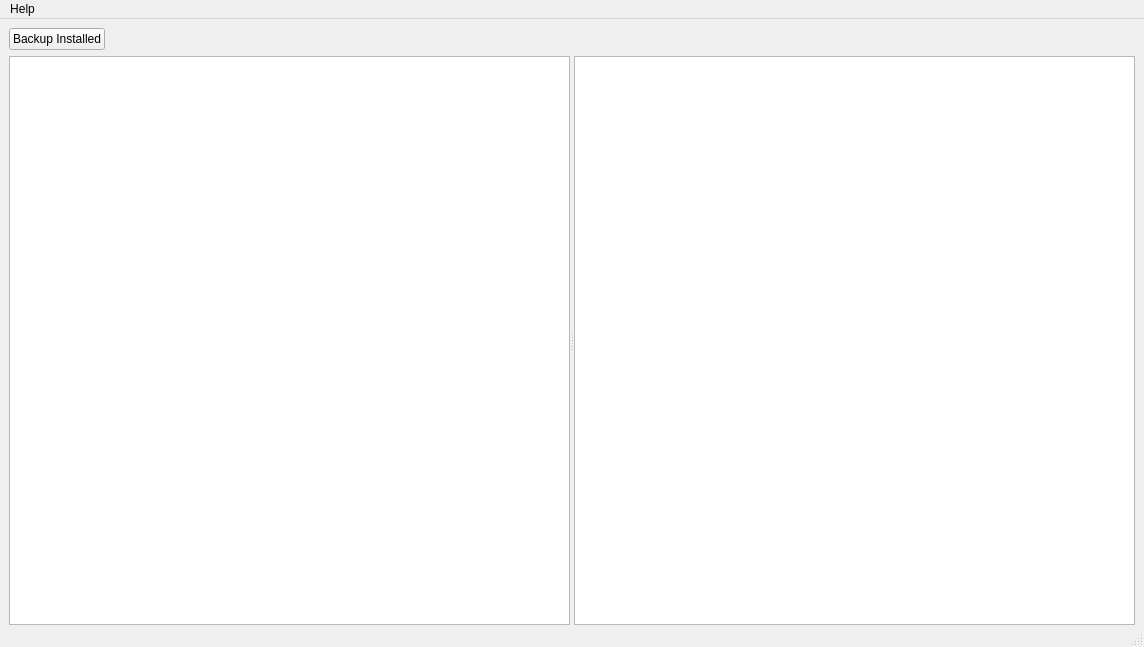
darthtenebrus/linion, file mainwindow.ui: the form before one commit.
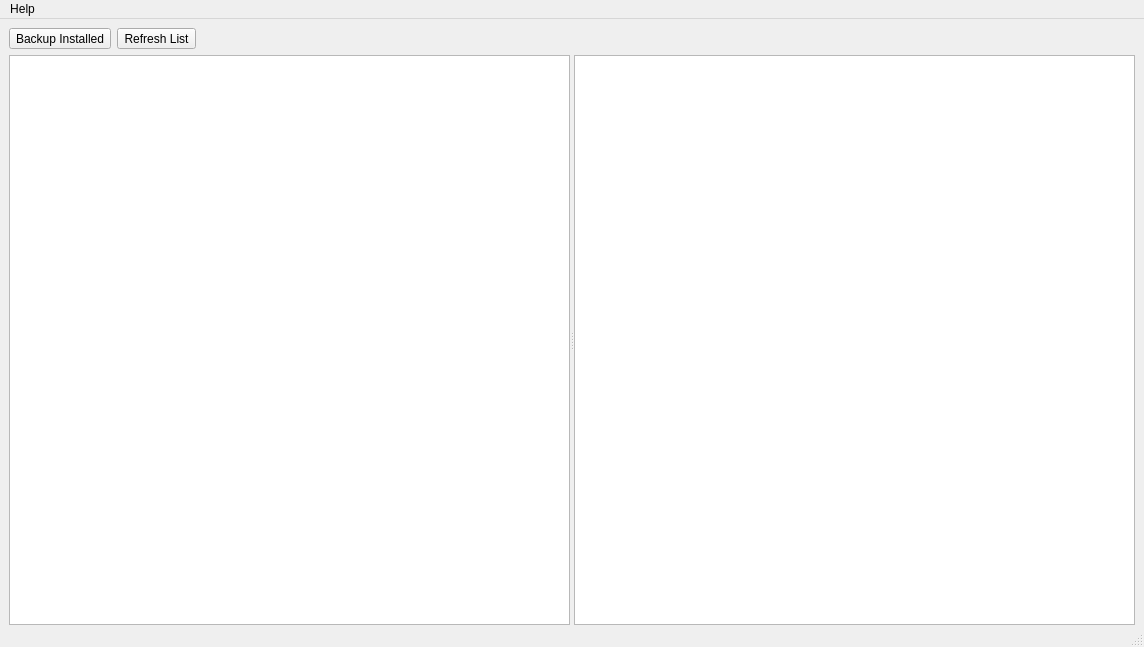
The form after the commit. Icons and pictures are not drawn.

What changed in the file:
```diff
--- a/mainwindow.ui
+++ b/mainwindow.ui
@@ -25,9 +25,9 @@
      <number>0</number>
     </property>
     <item>
-     <layout class="QHBoxLayout" name="TopHorLayout" stretch="0,0">
+     <layout class="QHBoxLayout" name="TopHorLayout" stretch="0,0,0">
       <item>
-       <widget class="QPushButton" name="backupButton">
+       <widget class="QToolButton" name="backupButton">
         <property name="sizePolicy">
          <sizepolicy hsizetype="Minimum" vsizetype="Fixed">
           <horstretch>0</horstretch>
@@ -47,6 +47,34 @@
           <height>16</height>
          </size>
         </property>
+        <property name="toolButtonStyle">
+         <enum>Qt::ToolButtonFollowStyle</enum>
+        </property>
+        <property name="autoRaise">
+         <bool>false</bool>
+        </property>
+       </widget>
+      </item>
+      <item>
+       <widget class="QToolButton" name="refreshButton">
+        <property name="focusPolicy">
+         <enum>Qt::NoFocus</enum>
+        </property>
+        <property name="text">
+         <string>Refresh List</string>
+        </property>
+        <property name="icon">
+         <iconset theme="view-refresh"/>
+        </property>
+        <property name="toolButtonStyle">
+         <enum>Qt::ToolButtonFollowStyle</enum>
+        </property>
+        <property name="autoRaise">
+         <bool>false</bool>
+        </property>
+        <property name="arrowType">
+         <enum>Qt::NoArrow</enum>
+        </property>
        </widget>
       </item>
       <item>
@@ -69,7 +97,7 @@
       <property name="orientation">
        <enum>Qt::Horizontal</enum>
       </property>
-      <widget class="QListView" name="addonListView">
+      <widget class="QTreeView" name="addonTreeView">
        <property name="sizePolicy">
         <sizepolicy hsizetype="Preferred" vsizetype="Expanding">
          <horstretch>0</horstretch>
```
